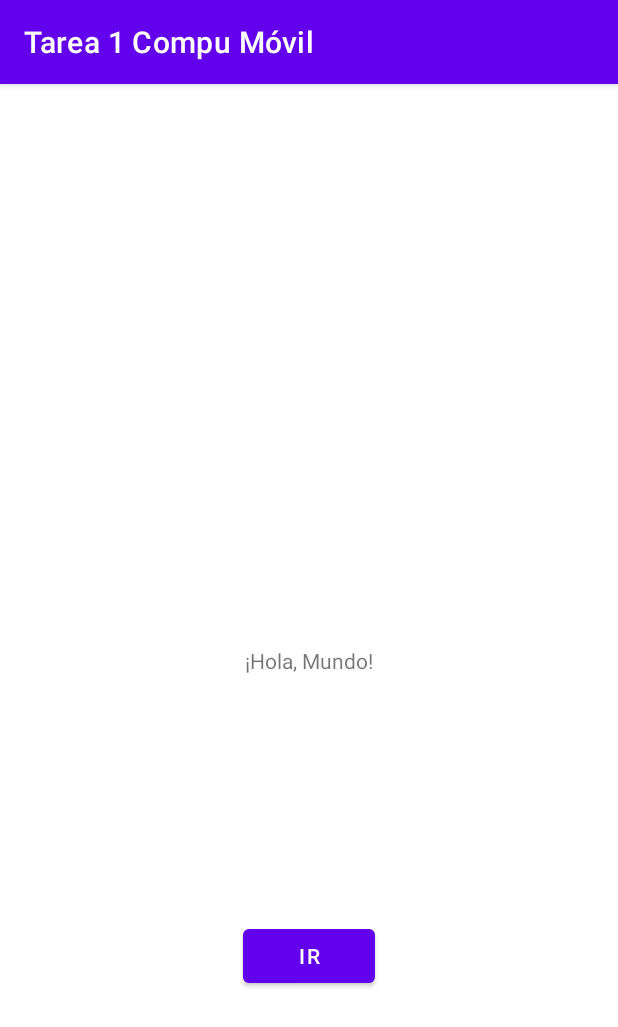
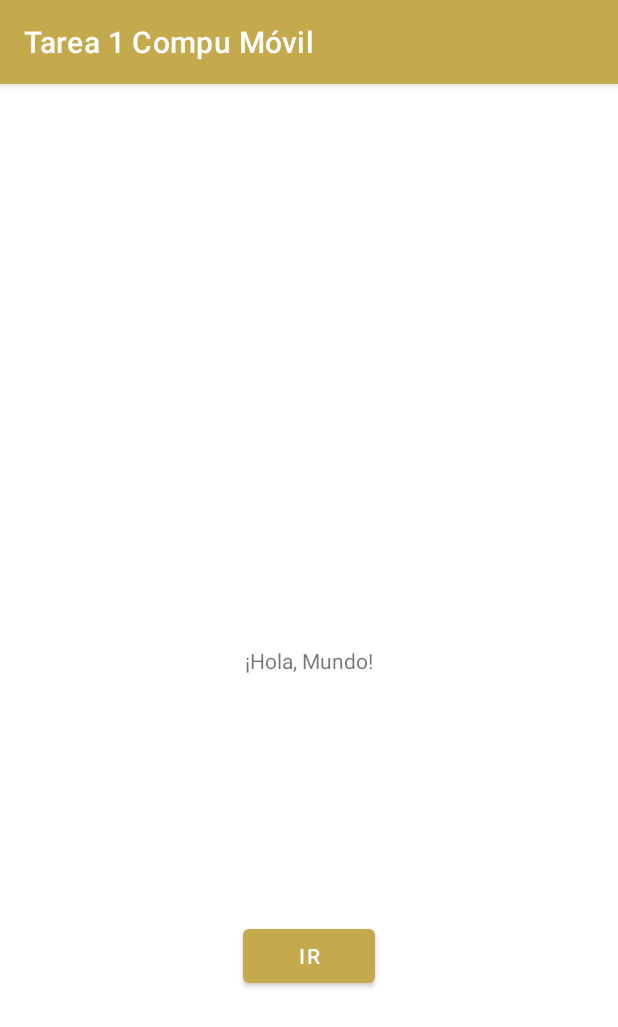
Before and after one commit to Maanuxd/trabajo1-comp-movil, an Android app: the screen it shows after launch (MainActivity), on a phone screen of 412 x 824 dp. Shown: the top 1027 px of the screen. Run offline under Robolectric (Android 15) with nearby library versions, the phone set to English and light mode, and no system bars.

Commit message:
agregando colores

```diff
--- a/app/src/main/res/values/colors.xml
+++ b/app/src/main/res/values/colors.xml
@@ -7,4 +7,9 @@
     <color name="teal_700">#FF018786</color>
     <color name="black">#FF000000</color>
     <color name="white">#FFFFFFFF</color>
+    <color name="dark_blue">#2F4858</color>
+    <color name="deep_blue">#0B596C</color>
+    <color name="dark_brown">#8C7519</color>
+    <color name="light_brown">#C4A94D</color>
+    <color name="green">#019850</color>
 </resources>
--- a/app/src/main/res/values/themes.xml
+++ b/app/src/main/res/values/themes.xml
@@ -2,8 +2,8 @@
     <!-- Base application theme. -->
     <style name="Theme.Tarea1" parent="Theme.MaterialComponents.DayNight.DarkActionBar">
         <!-- Primary brand color. -->
-        <item name="colorPrimary">@color/purple_500</item>
-        <item name="colorPrimaryVariant">@color/purple_700</item>
+        <item name="colorPrimary">@color/light_brown</item>
+        <item name="colorPrimaryVariant">@color/dark_brown</item>
         <item name="colorOnPrimary">@color/white</item>
         <!-- Secondary brand color. -->
         <item name="colorSecondary">@color/teal_200</item>
```
